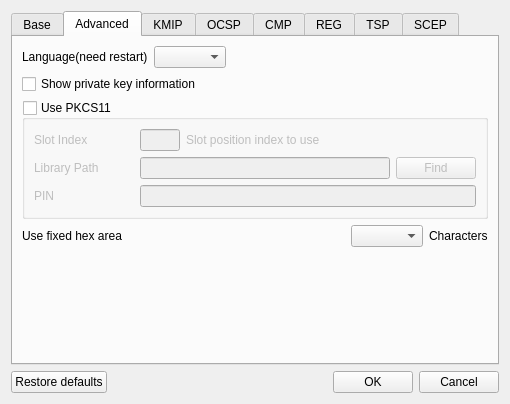
Above: CertMan/settings_dlg.ui from jykim74/CertMan before the change. Below: the same form after it.
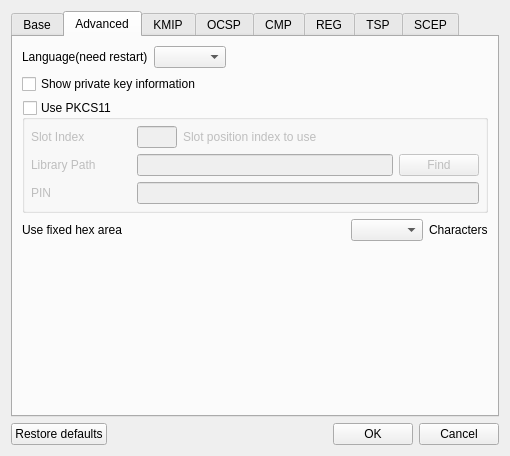
That is the form after the change. The open tabs and pages were chosen to show the change.

```diff
--- a/CertMan/settings_dlg.ui
+++ b/CertMan/settings_dlg.ui
@@ -7,7 +7,7 @@
     <x>0</x>
     <y>0</y>
     <width>510</width>
-    <height>404</height>
+    <height>456</height>
    </rect>
   </property>
   <property name="windowTitle">
@@ -318,6 +318,18 @@
           <bool>false</bool>
          </property>
          <layout class="QVBoxLayout" name="verticalLayout_2">
+          <property name="leftMargin">
+           <number>6</number>
+          </property>
+          <property name="topMargin">
+           <number>6</number>
+          </property>
+          <property name="rightMargin">
+           <number>6</number>
+          </property>
+          <property name="bottomMargin">
+           <number>6</number>
+          </property>
           <item>
            <layout class="QGridLayout" name="gridLayout_18">
             <item row="0" column="0">
```
Left out of the diff: 102 changed lines with no effect on the pictures.
